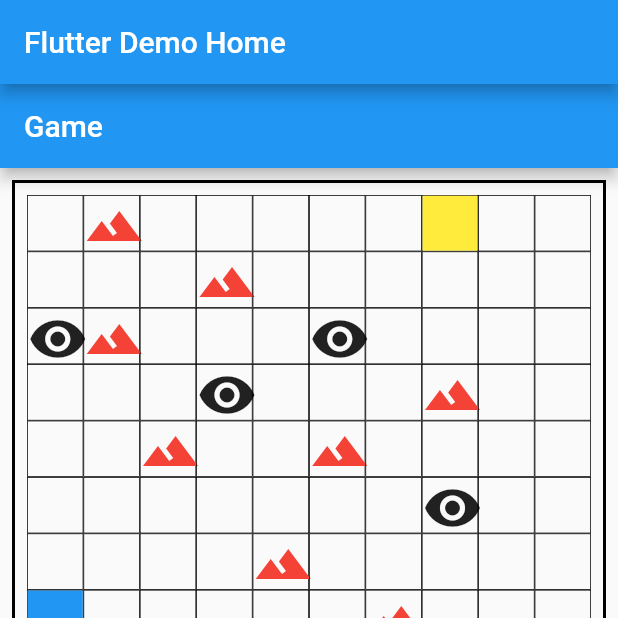
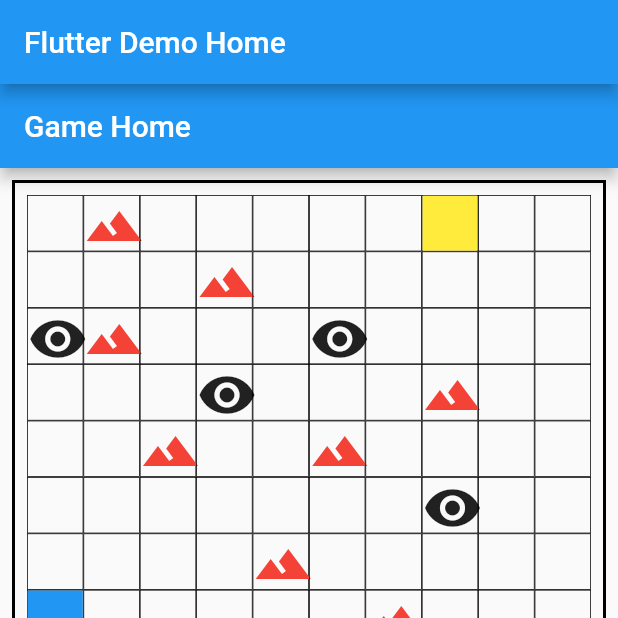
Before and after one commit to a6you/wordsearch, a Flutter app: the screen it shows after launch, on a phone screen of 412 x 824 dp, the top half of it. Run offline on Flutter 3.47's test engine with Material 2 defaults, Android fonts, the phone set to English and light mode, and no system bars.

```diff
--- a/wordsearch/lib/grid.dart
+++ b/wordsearch/lib/grid.dart
@@ -23,7 +23,7 @@ class _State extends State<Board> {
   Widget build(BuildContext context) {
     return Scaffold(
       appBar: AppBar(
-        title: Text('Game'),
+        title: Text('Game Home'),
       ),
       body: _buildGameBody(),
     );
```
